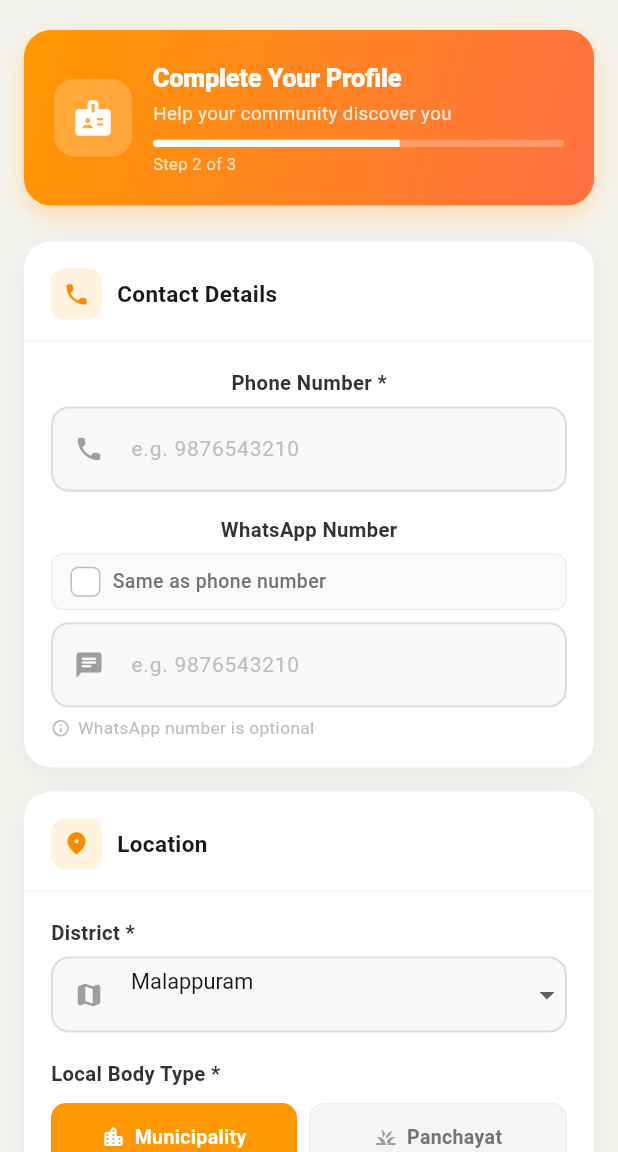
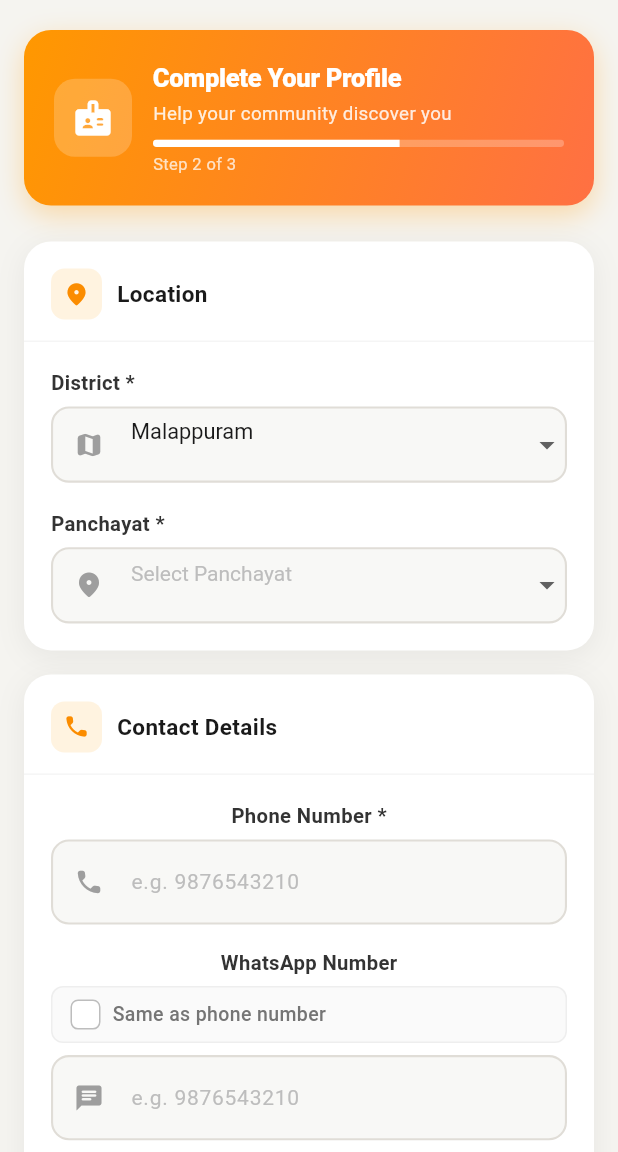
Before and after one commit to sahla-arch/Gramika, a Flutter app: the CompleteProfilePage screen opened directly, on a phone screen of 412 x 824 dp, the part 84-1236 px from its top. Run offline on Flutter 3.47's test engine with Material 3 defaults, Android fonts, the phone set to English and light mode, and no system bars; our stand-ins replace cloud_firestore, firebase_auth, firebase_core, flutter_animate, flutter_map, google_fonts and 4 more; accounts and stored records are empty.

Commit message:
Update cmplt_profile.dart

```diff
--- a/lib/screens/cmplt_profile.dart
+++ b/lib/screens/cmplt_profile.dart
@@ -17,7 +17,6 @@ class _CompleteProfilePageState extends State<CompleteProfilePage>
   final _whatsappController = TextEditingController();
 
   String _selectedDistrict = 'Malappuram';
-  String _localBodyType = 'Municipality';
   String? _selectedLocalBody;
   List<String> _selectedProfessions = [];
   bool _sameAsPhone = false;
@@ -53,35 +52,6 @@ class _CompleteProfilePageState extends State<CompleteProfilePage>
     'Kasaragod',
   ];
 
-  final Map<String, List<String>> _municipalities = {
-    'Malappuram': [
-      'Perinthalmanna Municipality',
-      'Manjeri Municipality',
-      'Parappanangadi Municipality',
-      'Tirur Municipality',
-      'Nilambur Municipality',
-      'Malappuram Municipality',
-    ],
-    'Kozhikode': [
-      'Kozhikode Corporation',
-      'Vadakara Municipality',
-      'Koyilandy Municipality',
-      'Ramanattukara Municipality',
-    ],
-    'Palakkad': [
-      'Palakkad Municipality',
-      'Ottapalam Municipality',
-      'Shornur Municipality',
-      'Mannarkkad Municipality',
-    ],
-    'Thrissur': [
-      'Thrissur Corporation',
-      'Irinjalakuda Municipality',
-      'Chalakudy Municipality',
-      'Kodungallur Municipality',
-    ],
-  };
-
   final Map<String, List<String>> _panchayats = {
     'Malappuram': [
       'Thirurangadi Panchayat',
@@ -110,13 +80,6 @@ class _CompleteProfilePageState extends State<CompleteProfilePage>
       'Mala Panchayat',
     ],
   };
-
-  List<String> get _currentLocalBodies {
-    final map = _localBodyType == 'Municipality'
-        ? _municipalities
-        : _panchayats;
-    return map[_selectedDistrict] ?? [];
-  }
 
   List<String> _professionCategories = [];
 
@@ -170,7 +133,7 @@ class _CompleteProfilePageState extends State<CompleteProfilePage>
     final pErr = _validatePhone(_phoneController.text);
     final wErr = _validateWhatsapp(_whatsappController.text);
     final lErr = _selectedLocalBody == null || _selectedLocalBody!.isEmpty
-        ? 'Please select your ${_localBodyType.toLowerCase()}'
+        ? 'Please select your Panchayat'
         : null;
     final prErr = _selectedProfessions.isEmpty
         ? 'Select at least 1 service (max $_maxProfessions)'
@@ -220,7 +183,7 @@ class _CompleteProfilePageState extends State<CompleteProfilePage>
         'phone': phone,
         'whatsapp': whatsapp,
         'district': _selectedDistrict,
-        'local_body_type': _localBodyType,
+        'local_body_type': 'Panchayat',
         'local_body': _selectedLocalBody ?? '',
         'professions': _selectedProfessions,
         'role': 'public',
@@ -299,15 +262,15 @@ class _CompleteProfilePageState extends State<CompleteProfilePage>
                       _buildProgressHeader(),
                       const SizedBox(height: 24),
                       _buildSection(
+                        icon: Icons.location_on_rounded,
+                        title: 'Location',
+                        child: _buildLocationSection(),
+                      ),
+                      const SizedBox(height: 16),
+                      _buildSection(
                         icon: Icons.phone_rounded,
                         title: 'Contact Details',
                         child: _buildContactSection(),
-                      ),
-                      const SizedBox(height: 16),
-                      _buildSection(
-                        icon: Icons.location_on_rounded,
-                        title: 'Location',
-                        child: _buildLocationSection(),
                       ),
                       const SizedBox(height: 16),
                       _buildSection(
@@ -652,9 +615,9 @@ class _CompleteProfilePageState extends State<CompleteProfilePage>
     return Column(
       crossAxisAlignment: CrossAxisAlignment.start,
       children: [
-        // District
         _fieldLabel('District *'),
         const SizedBox(height: 6),
+
         _buildDropdown<String>(
           value: _selectedDistrict,
           hint: 'Select district',
@@ -665,83 +628,30 @@ class _CompleteProfilePageState extends State<CompleteProfilePage>
             setState(() {
               _selectedDistrict = v!;
               _selectedLocalBody = null;
+              _localBodyError = null;
             });
           },
         ),
 
         const SizedBox(height: 18),
 
-        // Local body type toggle
-        _fieldLabel('Local Body Type *'),
-        const SizedBox(height: 10),
-        Row(
-          children: ['Municipality', 'Panchayat'].map((type) {
-            final sel = _localBodyType == type;
-            return Expanded(
-              child: GestureDetector(
-                onTap: () => setState(() {
-                  _localBodyType = type;
-                  _selectedLocalBody = null;
-                  _localBodyError = null;
-                }),
-                child: AnimatedContainer(
-                  duration: const Duration(milliseconds: 180),
-                  margin: EdgeInsets.only(
-                    right: type == 'Municipality' ? 8 : 0,
-                  ),
-                  padding: const EdgeInsets.symmetric(vertical: 12),
-                  decoration: BoxDecoration(
-                    color: sel ? Colors.orange.shade500 : Colors.grey.shade100,
-                    borderRadius: BorderRadius.circular(10),
-                    border: Border.all(
-                      color: sel
-                          ? Colors.orange.shade500
-                          : Colors.grey.shade200,
-                    ),
-                  ),
-                  child: Row(
-                    mainAxisAlignment: MainAxisAlignment.center,
-                    children: [
-                      Icon(
-                        type == 'Municipality'
-                            ? Icons.location_city_rounded
-                            : Icons.grass_rounded,
-                        size: 16,
-                        color: sel ? Colors.white : Colors.grey.shade500,
-                      ),
-                      const SizedBox(width: 6),
-                      Text(
-                        type,
-                        style: TextStyle(
-                          fontSize: 13,
-                          fontWeight: FontWeight.w600,
-                          color: sel ? Colors.white : Colors.grey.shade600,
-                        ),
-                      ),
-                    ],
-                  ),
-                ),
-              ),
-            );
-          }).toList(),
+        _fieldLabel('Panchayat *'),
+        const SizedBox(height: 6),
+
+        _buildDropdown<String>(
+          value: _selectedLocalBody,
+          hint: 'Select Panchayat',
+          icon: Icons.location_on_rounded,
+          items: _panchayats[_selectedDistrict] ?? [],
+          itemLabel: (d) => d,
+          onChanged: (v) {
+            setState(() {
+              _selectedLocalBody = v;
+              _localBodyError = null;
+            });
+          },
         ),
 
-        const SizedBox(height: 16),
-
-        // Local body dropdown
-        _fieldLabel('$_localBodyType *'),
-        const SizedBox(height: 6),
-        _buildDropdown<String>(
-          value: _selectedLocalBody,
-          hint: 'Select $_localBodyType',
-          icon: Icons.location_on_rounded,
-          items: _currentLocalBodies,
-          itemLabel: (d) => d,
-          onChanged: (v) => setState(() {
-            _selectedLocalBody = v;
-            _localBodyError = null;
-          }),
-        ),
         if (_localBodyError != null) _inlineError(_localBodyError!),
       ],
     );
```
